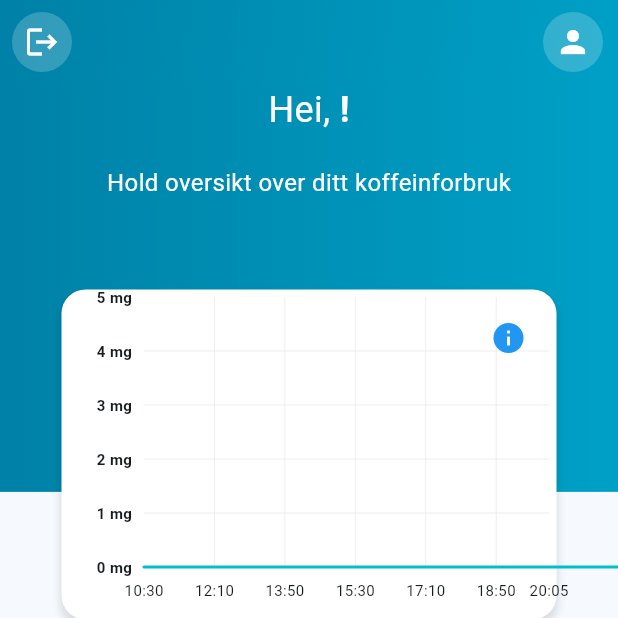
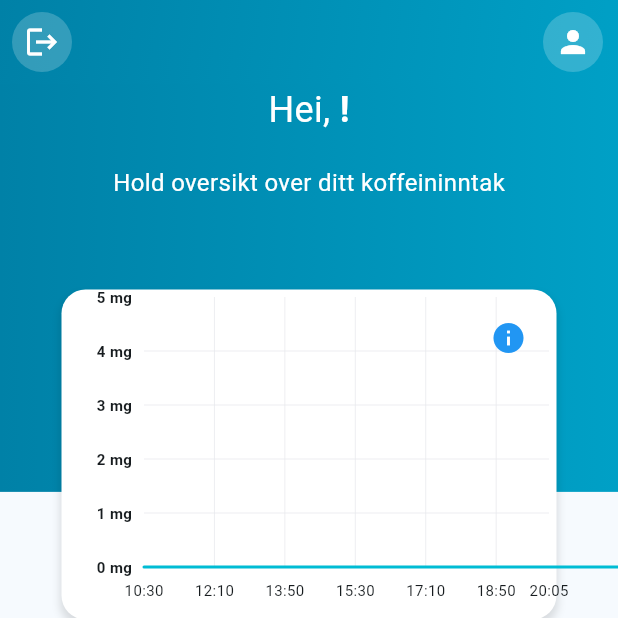
Before and after one commit to quarc0o/caffeine_tracker_app, a Flutter app: the screen it shows once a user with an empty profile is signed in, on a phone screen of 412 x 824 dp, the top half of it. Run offline on Flutter 3.47's test engine with Material 2 defaults, Android fonts, the light colour scheme and no system bars; drawn by our look-alikes of fl_chart; our stand-ins replace firebase_auth, firebase_core, firebase_database, fluttertoast; missing offline and left inert: flutter_barcode_scanner; accounts and stored records are empty.

Commit message:
remove overflowing y value

```diff
--- a/lib/components/Chart.dart
+++ b/lib/components/Chart.dart
@@ -196,7 +196,7 @@ Widget leftTitleWidgets(double value, TitleMeta meta) {
     // Check if the value is an integer
     text = '${value.toInt()} mg'; // Convert to integer and add 'K' postfix
   } else {
-    text = '${value.toStringAsFixed(1)} mg'; // Keep one decimal point if needed
+    return Container();
   }
 
   return SideTitleWidget(
--- a/lib/views/HomeScreen.dart
+++ b/lib/views/HomeScreen.dart
@@ -141,7 +141,7 @@ class _HomeScreenState extends State<HomeScreen> {
                       ),
                       const SizedBox(height: 20),
                       const Text(
-                        'Hold oversikt over ditt koffeinforbruk',
+                        'Hold oversikt over ditt koffeininntak',
                         style: TextStyle(color: Colors.white, fontSize: 16),
                       ),
                       SizedBox(
```
